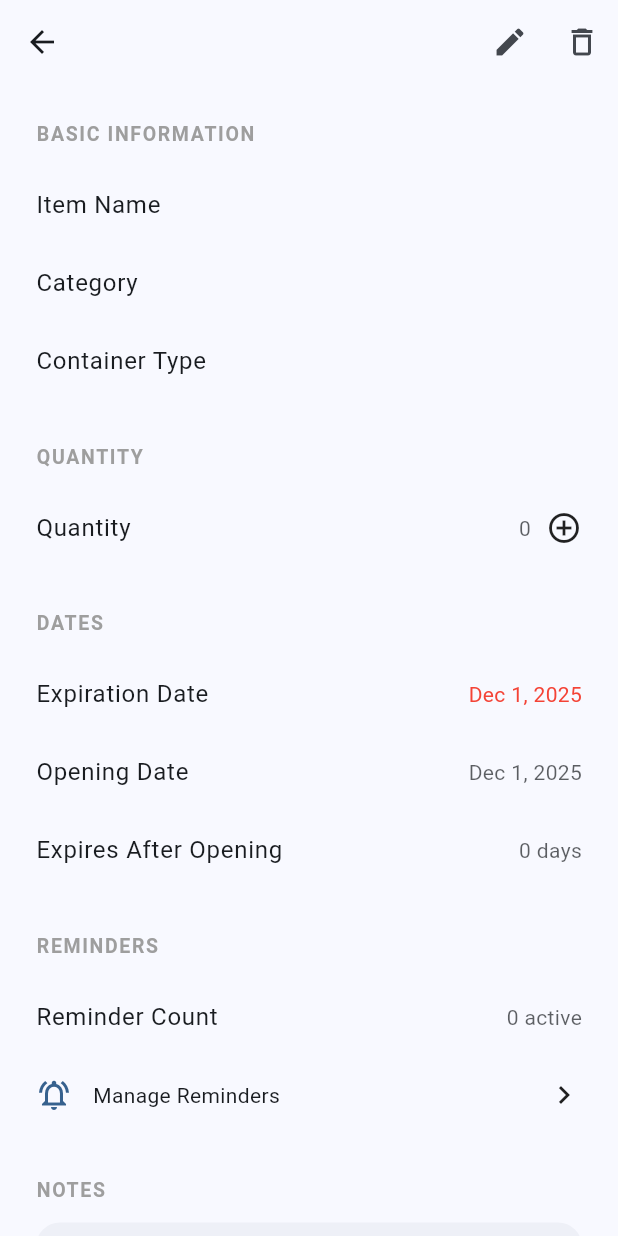
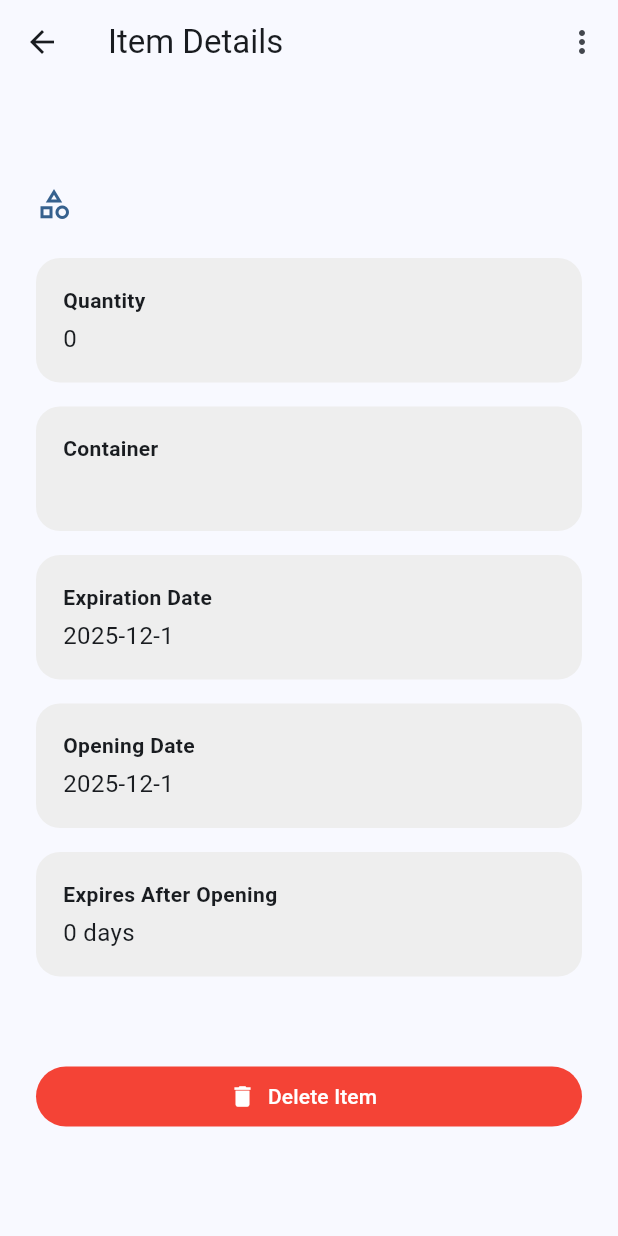
Before and after one commit to DeusXXIV/FridgeBuddyFlutter, a Flutter app: the ItemDetailsScreen screen opened directly with empty values, on a phone screen of 412 x 824 dp. Run offline on Flutter 3.47's test engine with Material 3 defaults, Android fonts, the phone set to English and light mode, and no system bars; our stand-ins replace cloud_firestore, firebase_core, flutter_riverpod, go_router; accounts and stored records are empty.

Commit message:
Bug hunting an issue with deleting an item

```diff
--- a/lib/features/fridge/data/fridge_repository.dart
+++ b/lib/features/fridge/data/fridge_repository.dart
@@ -39,6 +39,9 @@ class FridgeRepository {
 
   /// 🔥 Delete item
   Future<void> deleteItem(String id) async {
-    await _col.doc(id).delete();
+    await FirebaseFirestore.instance
+        .collection('fridgeItems')
+        .doc(id)
+        .delete();
   }
 }
--- a/lib/ui/screens/item_details_screen.dart
+++ b/lib/ui/screens/item_details_screen.dart
@@ -1,252 +1,223 @@
-// lib/ui/screens/item_details_screen.dart
 import 'package:flutter/material.dart';
 import 'package:go_router/go_router.dart';
 import '../../features/fridge/data/fridge_item.dart';
 import '../../features/fridge/data/fridge_repository.dart';
 
 class ItemDetailsScreen extends StatelessWidget {
-  final String itemId; // route param (doc id or encoded name)
+  final String itemId;
 
-  const ItemDetailsScreen({
-    super.key,
-    required this.itemId,
-  });
+  const ItemDetailsScreen({super.key, required this.itemId});
 
-  String _monthName(int m) {
-    const months = [
-      "Jan", "Feb", "Mar", "Apr", "May", "Jun",
-      "Jul", "Aug", "Sep", "Oct", "Nov", "Dec"
-    ];
-    return months[m - 1];
-  }
+  @override
+  Widget build(BuildContext context) {
+    final repo = FridgeRepository();
+    final theme = Theme.of(context);
 
-  String _formatDate(DateTime date) {
-    return "${_monthName(date.month)} ${date.day}, ${date.year}";
-  }
+    return Scaffold(
+      appBar: AppBar(
+        title: const Text("Item Details"),
+        actions: [
+          PopupMenuButton<String>(
+            onSelected: (value) async {
+              if (value == 'edit') {
+                context.go('/edit-item/$itemId');
+              }
 
-  Color _expiryColor(BuildContext context, {required int daysLeft}) {
-    if (daysLeft <= 1) return Colors.red;
-    if (daysLeft <= 3) return Colors.orange;
-    return Colors.green;
-  }
+              if (value == 'delete') {
+                final repo = FridgeRepository();
 
-  Widget _sectionHeader(String text) {
-    return Padding(
-      padding: const EdgeInsets.only(bottom: 12),
-      child: Text(
-        text.toUpperCase(),
-        style: const TextStyle(
-          fontSize: 13,
-          fontWeight: FontWeight.bold,
-          letterSpacing: 1.1,
-          color: Colors.grey,
-        ),
+                final confirm = await showDialog<bool>(
+                  context: context,
+                  builder: (_) => AlertDialog(
+                    title: const Text("Delete Item"),
+                    content: const Text("Are you sure you want to delete this item?"),
+                    actions: [
+                      TextButton(
+                          onPressed: () => Navigator.pop(context, false),
+                          child: const Text("Cancel")),
+                      FilledButton(
+                          onPressed: () => Navigator.pop(context, true),
+                          child: const Text("Delete")),
+                    ],
+                  ),
+                );
+
+                if (confirm == true) {
+                  await repo.deleteItem(itemId);
+
+                  if (context.mounted) {
+                    Navigator.pop(context);   // Close details screen
+                    context.go('/fridge');    // Return to fridge tab
+                  }
+                }
+              }
+            },
+            itemBuilder: (context) => [
+              const PopupMenuItem(
+                value: 'edit',
+                child: Row(
+                  children: [
+                    Icon(Icons.edit, size: 20),
+                    SizedBox(width: 10),
+                    Text("Edit Item"),
+                  ],
+                ),
+              ),
+              const PopupMenuItem(
+                value: 'delete',
+                child: Row(
+                  children: [
+                    Icon(Icons.delete, size: 20, color: Colors.red),
+                    SizedBox(width: 10),
+                    Text("Delete Item"),
+                  ],
+                ),
+              ),
+            ],
+          )
+        ],
+      ),
+
+
+      body: FutureBuilder<FridgeItem?>(
+        future: repo.getItemById(itemId),
+        builder: (context, snapshot) {
+          if (!snapshot.hasData) {
+            return const Center(child: CircularProgressIndicator());
+          }
+
+          final item = snapshot.data;
+
+          if (item == null) {
+            return const Center(
+              child: Text("Item not found or was deleted."),
+            );
+          }
+
+          return SafeArea(
+            child: SingleChildScrollView(
+              padding: const EdgeInsets.all(24),
+              child: Column(
+                crossAxisAlignment: CrossAxisAlignment.start,
+                children: [
+                  // NAME
+                  Text(
+                    item.name,
+                    style: theme.textTheme.headlineSmall?.copyWith(
+                      fontWeight: FontWeight.bold,
+                    ),
+                  ),
+                  const SizedBox(height: 12),
+
+                  // CATEGORY
+                  Row(
+                    children: [
+                      Icon(Icons.category_outlined,
+                          color: theme.colorScheme.primary),
+                      const SizedBox(width: 8),
+                      Text(item.category,
+                          style: theme.textTheme.titleMedium),
+                    ],
+                  ),
+                  const SizedBox(height: 24),
+
+                  // CARD DETAILS
+                  _infoCard("Quantity", "${item.quantity}"),
+                  _infoCard("Container", item.containerType),
+                  _infoCard(
+                    "Expiration Date",
+                    "${item.expiryDate.year}-${item.expiryDate.month}-${item.expiryDate.day}",
+                  ),
+
+                  if (item.openingDate != null)
+                    _infoCard(
+                      "Opening Date",
+                      "${item.openingDate!.year}-${item.openingDate!.month}-${item.openingDate!.day}",
+                    ),
+
+                  if (item.expiryAfterOpeningDays != null)
+                    _infoCard(
+                      "Expires After Opening",
+                      "${item.expiryAfterOpeningDays} days",
+                    ),
+
+                  if (item.notes != null && item.notes!.isNotEmpty)
+                    _infoCard("Notes", item.notes!),
+
+                  const SizedBox(height: 40),
+
+                  // DELETE BUTTON
+                  SizedBox(
+                    width: double.infinity,
+                    child: FilledButton.icon(
+                      icon: const Icon(Icons.delete),
+                      style: FilledButton.styleFrom(
+                        backgroundColor: Colors.red,
+                      ),
+                      label: const Text("Delete Item"),
+                      onPressed: () async {
+                        final confirm = await showDialog<bool>(
+                          context: context,
+                          builder: (_) => AlertDialog(
+                            title: const Text("Confirm Delete"),
+                            content: const Text(
+                                "Are you sure you want to delete this item?"),
+                            actions: [
+                              TextButton(
+                                onPressed: () =>
+                                    Navigator.pop(context, false),
+                                child: const Text("Cancel"),
+                              ),
+                              FilledButton(
+                                onPressed: () =>
+                                    Navigator.pop(context, true),
+                                child: const Text("Delete"),
+                              ),
+                            ],
+                          ),
+                        );
+
+                        if (confirm == true) {
+                          await repo.deleteItem(itemId);
+
+                          if (context.mounted) {
+                            context.go('/fridge');
+                          }
+                        }
+                      },
+                    ),
+                  )
+                ],
+              ),
+            ),
+          );
+        },
       ),
     );
   }
 
-  Widget _settingsTile(
-      BuildContext context, {
-        required String title,
-        required String value,
-        Color? valueColor,
-        Widget? trailing,
-      }) {
-    final theme = Theme.of(context);
-    return Padding(
-      padding: const EdgeInsets.symmetric(vertical: 14),
-      child: Row(
+  // Card UI helper
+  Widget _infoCard(String label, String value) {
+    return Container(
+      width: double.infinity,
+      margin: const EdgeInsets.only(bottom: 16),
+      padding: const EdgeInsets.all(18),
+      decoration: BoxDecoration(
+        borderRadius: BorderRadius.circular(16),
+        color: Colors.grey.shade200,
+      ),
+      child: Column(
+        crossAxisAlignment: CrossAxisAlignment.start,
         children: [
-          Text(title, style: theme.textTheme.bodyLarge),
-          const Spacer(),
           Text(
-            value,
-            style: theme.textTheme.bodyMedium?.copyWith(
-              color: valueColor ?? theme.colorScheme.onSurface.withOpacity(0.7),
-            ),
+            label,
+            style:
+            const TextStyle(fontWeight: FontWeight.bold, fontSize: 14),
           ),
-          if (trailing != null) ...[
-            const SizedBox(width: 10),
-            trailing,
-          ],
+          const SizedBox(height: 4),
+          Text(value, style: const TextStyle(fontSize: 16)),
         ],
       ),
     );
   }
-
-  Map<String, dynamic> _mockItemMap() {
-    return {
-      "name": "Chicken Breast",
-      "category": "Meat",
-      "container": "Plastic Wrap",
-      "quantity": 1,
-      "expiry": "Jan 22, 2025",
-      "daysLeft": 1,
-      "opened": false,
-      "openingDate": null,
-      "openDays": null,
-      "reminders": 2,
-      "notes": "Use for lunch meal prep.",
-    };
-  }
-
-  @override
-  Widget build(BuildContext context) {
-    final theme = Theme.of(context);
-    final repo = FridgeRepository();
-
-    return FutureBuilder<FridgeItem?>(
-      future: repo.getItemById(itemId),
-      builder: (context, snapshot) {
-        if (snapshot.connectionState == ConnectionState.waiting) {
-          return const Scaffold(
-            body: Center(child: CircularProgressIndicator()),
-          );
-        }
-
-        if (snapshot.hasError) {
-          return Scaffold(
-            appBar: AppBar(title: const Text('Item')),
-            body: Center(child: Text('Error: ${snapshot.error}')),
-          );
-        }
-
-        final item = snapshot.data;
-        if (item == null) {
-          // not found
-          return Scaffold(
-            appBar: AppBar(title: const Text('Item')),
-            body: Center(child: Text('Item not found', style: theme.textTheme.bodyLarge)),
-          );
-        }
-
-        // Build UI with `item`
-        return Scaffold(
-          appBar: AppBar(
-            title: Text(item.name),
-            actions: [
-              IconButton(
-                icon: const Icon(Icons.edit),
-                onPressed: () {
-                  // TODO: Open edit item screen
-                },
-              ),
-              IconButton(
-                icon: const Icon(Icons.delete_outline),
-                onPressed: () {
-                  // TODO: delete item dialog
-                },
-              ),
-            ],
-          ),
-          body: SafeArea(
-            child: Center(
-              child: ConstrainedBox(
-                constraints: const BoxConstraints(maxWidth: 600),
-                child: ListView(
-                  padding: const EdgeInsets.all(24),
-                  children: [
-                    // SECTION: BASIC INFO
-                    _sectionHeader("Basic Information"),
-                    _settingsTile(
-                      context,
-                      title: "Item Name",
-                      value: item.name,
-                    ),
-                    _settingsTile(
-                      context,
-                      title: "Category",
-                      value: item.category,
-                    ),
-                    _settingsTile(
-                      context,
-                      title: "Container Type",
-                      value: item.containerType,
-                    ),
-                    const SizedBox(height: 28),
-
-                    // SECTION: QUANTITY
-                    _sectionHeader("Quantity"),
-                    _settingsTile(
-                      context,
-                      title: "Quantity",
-                      value: item.quantity.toString(),
-                      trailing: const Icon(Icons.add_circle_outline),
-                    ),
-                    const SizedBox(height: 28),
-
-                    // SECTION: DATE INFO
-                    _sectionHeader("Dates"),
-                    _settingsTile(
-                      context,
-                      title: "Expiration Date",
-                      value: _formatDate(item.expiryDate),
-                      valueColor: _expiryColor(context, daysLeft: item.daysLeft),
-                    ),
-                    if (item.openingDate != null)
-                      _settingsTile(
-                        context,
-                        title: "Opening Date",
-                        value: _formatDate(item.openingDate!),
-                      ),
-                    if (item.expiryAfterOpeningDays != null)
-                      _settingsTile(
-                        context,
-                        title: "Expires After Opening",
-                        value: "${item.expiryAfterOpeningDays} days",
-                      ),
-                    const SizedBox(height: 28),
-
-                    // SECTION: REMINDERS
-                    _sectionHeader("Reminders"),
-                    _settingsTile(
-                      context,
-                      title: "Reminder Count",
-                      value: "${item.reminderCount} active",
-                    ),
-                    InkWell(
-                      onTap: () {
-                        // TODO: open reminder config
-                      },
-                      borderRadius: BorderRadius.circular(12),
-                      child: Padding(
-                        padding: const EdgeInsets.symmetric(vertical: 14),
-                        child: Row(
-                          children: [
-                            Icon(
-                              Icons.notifications_active_outlined,
-                              color: theme.colorScheme.primary,
-                            ),
-                            const SizedBox(width: 14),
-                            const Text("Manage Reminders"),
-                            const Spacer(),
-                            const Icon(Icons.chevron_right),
-                          ],
-                        ),
-                      ),
-                    ),
-                    const SizedBox(height: 28),
-
-                    // SECTION: NOTES
-                    _sectionHeader("Notes"),
-                    Container(
-                      padding: const EdgeInsets.all(16),
-                      decoration: BoxDecoration(
-                        color: theme.colorScheme.surfaceVariant.withOpacity(0.4),
-                        borderRadius: BorderRadius.circular(16),
-                      ),
-                      child: Text(
-                        item.notes ?? "No notes provided.",
-                        style: theme.textTheme.bodyMedium,
-                      ),
-                    ),
-                  ],
-                ),
-              ),
-            ),
-          ),
-        );
-      },
-    );
-  }
 }
```
